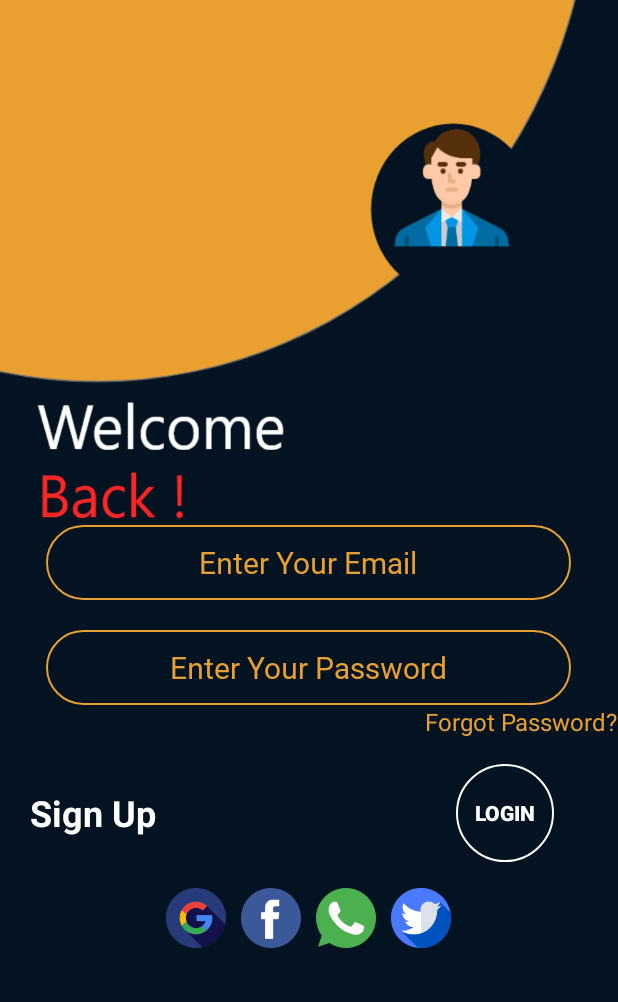
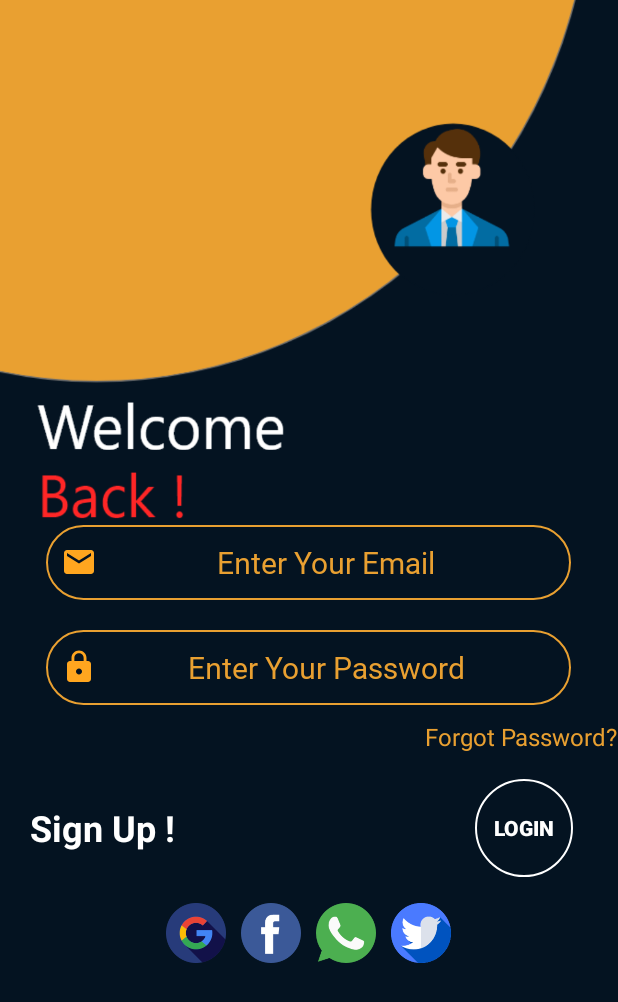
Before and after one commit to ramimhossain12/Club-Question-Bank, an Android app: the StudentLoginActivity screen opened directly, with no data from a screen before it, on a phone screen of 412 x 824 dp. Shown: the top 1002 px of the screen. Run offline under Robolectric (Android 15) with nearby library versions, the phone set to English and light mode, and no system bars.

Commit message:
UI Compleet

```diff
--- a/app/build.gradle
+++ b/app/build.gradle
@@ -38,6 +38,10 @@ dependencies {
     implementation 'com.airbnb.android:lottie:3.3.1'
 
 
+    //degain view
+    implementation 'com.android.support:design:28.0.0'
+
+
 }
 repositories {
     mavenCentral()
--- a/app/src/main/java/com/example/programmingquestionbank/StudentLoginActivity.java
+++ b/app/src/main/java/com/example/programmingquestionbank/StudentLoginActivity.java
@@ -2,13 +2,35 @@ package com.example.programmingquestionbank;
 
 import androidx.appcompat.app.AppCompatActivity;
 
+import android.content.Intent;
 import android.os.Bundle;
+import android.view.View;
+import android.widget.Button;
+import android.widget.TextView;
 
 public class StudentLoginActivity extends AppCompatActivity {
+
+
+    private TextView textView;
 
     @Override
     protected void onCreate(Bundle savedInstanceState) {
         super.onCreate(savedInstanceState);
         setContentView(R.layout.activity_student_login);
+
+
+        textView = findViewById(R.id.textId1);
+
+
+        textView.setOnClickListener(new View.OnClickListener() {
+            @Override
+            public void onClick(View v) {
+                Intent i = new Intent(StudentLoginActivity.this,SudentSignUpActivity.class);
+                startActivity(i);
+            }
+        });
     }
+
+
+
 }
--- /dev/null
+++ b/app/src/main/res/drawable/arrow.xml
@@ -0,0 +1,6 @@
+<vector android:height="24dp" android:tint="#FFFFFF"
+    android:viewportHeight="24" android:viewportWidth="24"
+    android:width="24dp" xmlns:android="http://schemas.android.com/apk/res/android">
+    <path android:fillColor="@android:color/white" android:pathData="M15.5,5l-4.5,0l5,7l-5,7l4.5,0l5,-7z"/>
+    <path android:fillColor="@android:color/white" android:pathData="M8.5,5l-4.5,0l5,7l-5,7l4.5,0l5,-7z"/>
+</vector>
--- /dev/null
+++ b/app/src/main/res/drawable/dbarrow.xml
@@ -0,0 +1,6 @@
+<vector android:height="24dp" android:tint="#000000"
+    android:viewportHeight="24" android:viewportWidth="24"
+    android:width="24dp" xmlns:android="http://schemas.android.com/apk/res/android">
+    <path android:fillColor="@android:color/white" android:pathData="M15.5,5l-4.5,0l5,7l-5,7l4.5,0l5,-7z"/>
+    <path android:fillColor="@android:color/white" android:pathData="M8.5,5l-4.5,0l5,7l-5,7l4.5,0l5,-7z"/>
+</vector>
--- /dev/null
+++ b/app/src/main/res/drawable/email.xml
@@ -0,0 +1,5 @@
+<vector android:height="24dp" android:tint="#FFFFFF"
+    android:viewportHeight="24" android:viewportWidth="24"
+    android:width="24dp" xmlns:android="http://schemas.android.com/apk/res/android">
+    <path android:fillColor="@android:color/white" android:pathData="M20,4L4,4c-1.1,0 -1.99,0.9 -1.99,2L2,18c0,1.1 0.9,2 2,2h16c1.1,0 2,-0.9 2,-2L22,6c0,-1.1 -0.9,-2 -2,-2zM20,8l-8,5 -8,-5L4,6l8,5 8,-5v2z"/>
+</vector>
--- /dev/null
+++ b/app/src/main/res/drawable/ic_baseline_lock_24.xml
@@ -0,0 +1,5 @@
+<vector android:height="24dp" android:tint="#FFA61F"
+    android:viewportHeight="24" android:viewportWidth="24"
+    android:width="24dp" xmlns:android="http://schemas.android.com/apk/res/android">
+    <path android:fillColor="@android:color/white" android:pathData="M18,8h-1L17,6c0,-2.76 -2.24,-5 -5,-5S7,3.24 7,6v2L6,8c-1.1,0 -2,0.9 -2,2v10c0,1.1 0.9,2 2,2h12c1.1,0 2,-0.9 2,-2L20,10c0,-1.1 -0.9,-2 -2,-2zM12,17c-1.1,0 -2,-0.9 -2,-2s0.9,-2 2,-2 2,0.9 2,2 -0.9,2 -2,2zM15.1,8L8.9,8L8.9,6c0,-1.71 1.39,-3.1 3.1,-3.1 1.71,0 3.1,1.39 3.1,3.1v2z"/>
+</vector>
--- /dev/null
+++ b/app/src/main/res/drawable/ic_email.xml
@@ -0,0 +1,5 @@
+<vector android:height="24dp" android:tint="#FFA61F"
+    android:viewportHeight="24" android:viewportWidth="24"
+    android:width="24dp" xmlns:android="http://schemas.android.com/apk/res/android">
+    <path android:fillColor="@android:color/white" android:pathData="M20,4L4,4c-1.1,0 -1.99,0.9 -1.99,2L2,18c0,1.1 0.9,2 2,2h16c1.1,0 2,-0.9 2,-2L22,6c0,-1.1 -0.9,-2 -2,-2zM20,8l-8,5 -8,-5L4,6l8,5 8,-5v2z"/>
+</vector>
--- /dev/null
+++ b/app/src/main/res/drawable/ic_pass.xml
@@ -0,0 +1,5 @@
+<vector android:height="24dp" android:tint="#FFFFFF"
+    android:viewportHeight="24" android:viewportWidth="24"
+    android:width="24dp" xmlns:android="http://schemas.android.com/apk/res/android">
+    <path android:fillColor="@android:color/white" android:pathData="M18,8h-1L17,6c0,-2.76 -2.24,-5 -5,-5S7,3.24 7,6v2L6,8c-1.1,0 -2,0.9 -2,2v10c0,1.1 0.9,2 2,2h12c1.1,0 2,-0.9 2,-2L20,10c0,-1.1 -0.9,-2 -2,-2zM12,17c-1.1,0 -2,-0.9 -2,-2s0.9,-2 2,-2 2,0.9 2,2 -0.9,2 -2,2zM15.1,8L8.9,8L8.9,6c0,-1.71 1.39,-3.1 3.1,-3.1 1.71,0 3.1,1.39 3.1,3.1v2z"/>
+</vector>
--- /dev/null
+++ b/app/src/main/res/drawable/ic_user.xml
@@ -0,0 +1,5 @@
+<vector android:height="24dp" android:tint="#FFA61F"
+    android:viewportHeight="24" android:viewportWidth="24"
+    android:width="24dp" xmlns:android="http://schemas.android.com/apk/res/android">
+    <path android:fillColor="@android:color/white" android:pathData="M11.99,2c-5.52,0 -10,4.48 -10,10s4.48,10 10,10 10,-4.48 10,-10 -4.48,-10 -10,-10zM15.6,8.34c1.07,0 1.93,0.86 1.93,1.93 0,1.07 -0.86,1.93 -1.93,1.93 -1.07,0 -1.93,-0.86 -1.93,-1.93 -0.01,-1.07 0.86,-1.93 1.93,-1.93zM9.6,6.76c1.3,0 2.36,1.06 2.36,2.36 0,1.3 -1.06,2.36 -2.36,2.36s-2.36,-1.06 -2.36,-2.36c0,-1.31 1.05,-2.36 2.36,-2.36zM9.6,15.89v3.75c-2.4,-0.75 -4.3,-2.6 -5.14,-4.96 1.05,-1.12 3.67,-1.69 5.14,-1.69 0.53,0 1.2,0.08 1.9,0.22 -1.64,0.87 -1.9,2.02 -1.9,2.68zM11.99,20c-0.27,0 -0.53,-0.01 -0.79,-0.04v-4.07c0,-1.42 2.94,-2.13 4.4,-2.13 1.07,0 2.92,0.39 3.84,1.15 -1.17,2.97 -4.06,5.09 -7.45,5.09z"/>
+</vector>
--- a/app/src/main/res/layout/activity_student_login.xml
+++ b/app/src/main/res/layout/activity_student_login.xml
@@ -25,12 +25,15 @@
             android:background="@drawable/btnshape"
             android:fontFamily="@font/calibri"
             android:gravity="center"
+            android:drawableStart="@drawable/ic_email"
+           android:padding="10dp"
             android:hint="Enter Your Email"
             android:inputType="text"
             android:textAlignment="center"
             android:textColor="#E9A031"
             android:textColorHint="#E9A031"
-            android:textSize="20sp" />
+            android:textSize="20sp"
+            android:drawableLeft="@drawable/ic_email" />
 
         <EditText
             android:id="@+id/signInpasswordEditTextID"
@@ -38,6 +41,8 @@
             android:layout_height="50dp"
             android:layout_marginTop="20dp"
             android:layout_weight="1"
+            android:drawableStart="@drawable/ic_baseline_lock_24"
+            android:padding="10dp"
             android:background="@drawable/btnshape"
             android:fontFamily="@font/calibri"
             android:gravity="center"
@@ -46,8 +51,8 @@
             android:textAlignment="center"
             android:textColor="#E9A031"
             android:textColorHint="#E9A031"
-
-            android:textSize="20sp" />
+            android:textSize="20sp"
+            android:drawableLeft="@drawable/ic_email" />
 
 
         <TextView
@@ -56,7 +61,7 @@
             android:layout_gravity="right"
             android:text="Forgot Password?"
             android:textColor="#E9A031"
-
+             android:layout_marginTop="10dp"
             android:textSize="16sp" />
 
     </LinearLayout>
@@ -73,11 +78,12 @@
             android:layout_width="wrap_content"
             android:layout_height="wrap_content"
             android:layout_gravity="center"
+            android:id="@+id/textId1"
             android:textSize="24sp"
             android:textStyle="bold"
             android:textColor="#fff"
             android:layout_marginLeft="20dp"
-            android:text="Sign Up" />
+            android:text="Sign Up !" />
 
         <Button
             android:layout_width="65dp"
@@ -129,6 +135,12 @@
     </LinearLayout>
 
 
+    <ProgressBar
+        android:id="@+id/progressbarID"
+        android:layout_width="wrap_content"
+        android:layout_height="wrap_content"
+        android:layout_gravity="center"
+        android:visibility="gone" />
 
 
 
--- a/app/src/main/res/values/colors.xml
+++ b/app/src/main/res/values/colors.xml
@@ -13,4 +13,9 @@
     <color name="colorPrimary2">#E9A031</color>
     <color name="colorPrimaryDark2">#E9A031 </color>
     <color name="colorAccent2">#E9A031</color>
+
+
+    <color name="colorPrimary3">#FB689A</color>
+    <color name="colorPrimaryDark3">#FB689A </color>
+    <color name="colorAccent3">#000000</color>
 </resources>
--- a/app/src/main/res/values/styles.xml
+++ b/app/src/main/res/values/styles.xml
@@ -23,4 +23,13 @@
         <item name="colorAccent">@color/colorAccent2</item>
     </style>
 
+
+    <style name="AppTheme3" parent="Theme.AppCompat.Light.NoActionBar">
+        <!-- Customize your theme here. -->
+        <item name="colorPrimary">@color/colorPrimary3</item>
+        <item name="colorPrimaryDark">@color/colorPrimaryDark3</item>
+        <item name="colorAccent">@color/colorAccent3</item>
+    </style>
+
+
 </resources>
```
Also changed, not shown: app/src/main/AndroidManifest.xml (+5 -2 lines), app/src/main/java/com/example/programmingquestionbank/SudentSignUpActivity.java (added, +14 -0 lines), app/src/main/res/drawable/createbtn.xml (added, +8 -0 lines), app/src/main/res/drawable/user.xml (added, +12 -0 lines), app/src/main/res/layout/activity_sudent_sign_up.xml (added, +168 -0 lines), app/src/main/res/values/strings.xml (+8 -1 lines), app/src/main/res/drawable/blood.png (added), app/src/main/res/drawable/padlock.png (added).
